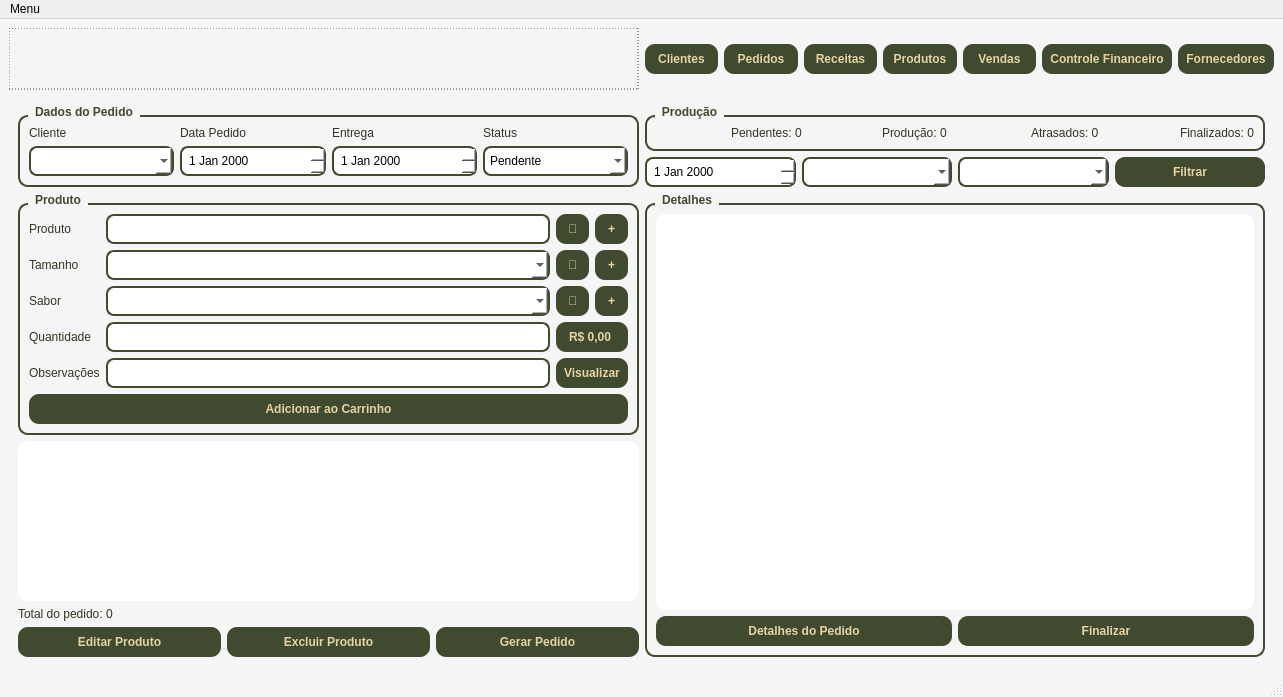
Qt form telas/tela_menu.ui (Faeldh/sistema_confeitaria) before a commit.
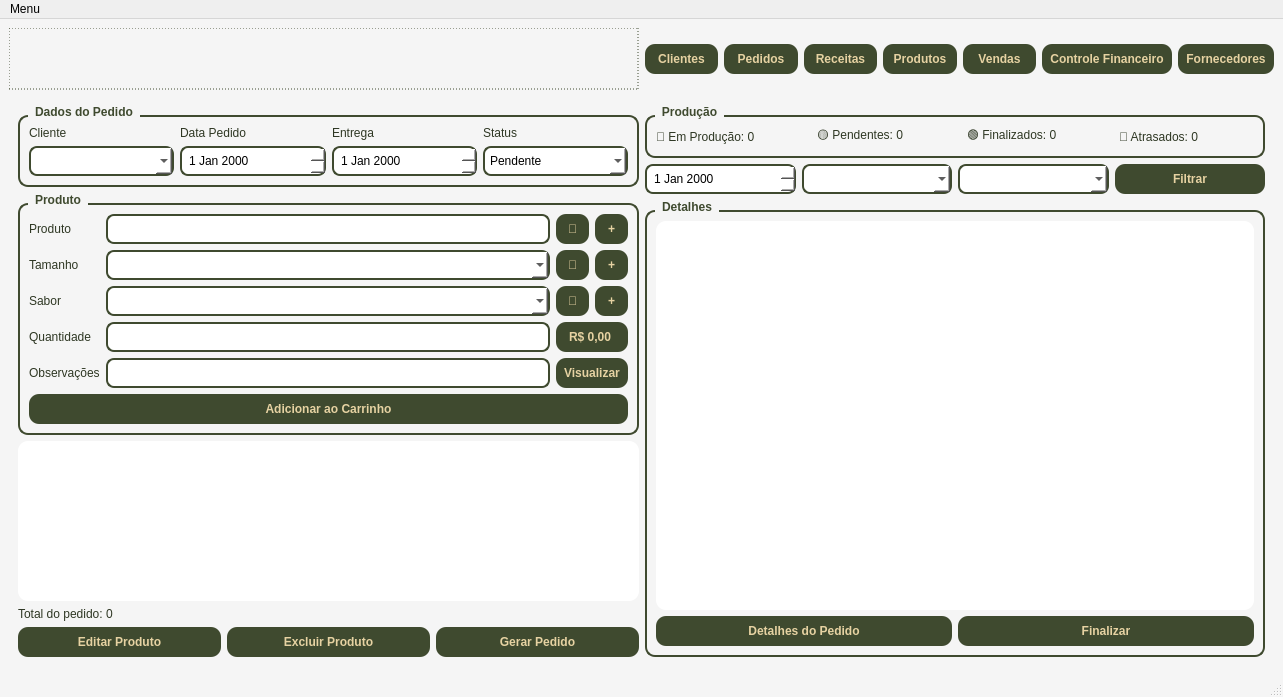
The same form after that commit.

What changed in the file:
```diff
--- a/telas/tela_menu.ui
+++ b/telas/tela_menu.ui
@@ -694,13 +694,20 @@
              <string>Produção</string>
             </property>
             <layout class="QHBoxLayout">
+             <item>
+              <widget class="QLabel" name="lblProducao_2">
+               <property name="text">
+                <string>🔵 Em Produção: 0</string>
+               </property>
+              </widget>
+             </item>
              <item>
               <widget class="QLabel" name="lblPendentes"/>
              </item>
              <item>
               <widget class="QLabel" name="lblPendentes_2">
                <property name="text">
-                <string>Pendentes: 0</string>
+                <string>🟡 Pendentes: 0</string>
                </property>
               </widget>
              </item>
@@ -708,9 +715,9 @@
               <widget class="QLabel" name="lblProducao"/>
              </item>
              <item>
-              <widget class="QLabel" name="lblProducao_2">
+              <widget class="QLabel" name="lblFinalizados_2">
                <property name="text">
-                <string>Produção: 0</string>
+                <string>🟢 Finalizados: 0</string>
                </property>
               </widget>
              </item>
@@ -720,20 +727,13 @@
              <item>
               <widget class="QLabel" name="lblAtrasados_2">
                <property name="text">
-                <string>Atrasados: 0</string>
+                <string>🔴 Atrasados: 0</string>
                </property>
               </widget>
              </item>
              <item>
               <widget class="QLabel" name="lblAtrasados"/>
              </item>
-             <item>
-              <widget class="QLabel" name="lblFinalizados_2">
-               <property name="text">
-                <string>Finalizados: 0</string>
-               </property>
-              </widget>
-             </item>
             </layout>
            </widget>
           </item>
```
Left out of the diff: 10 changed lines with no effect on the pictures.
